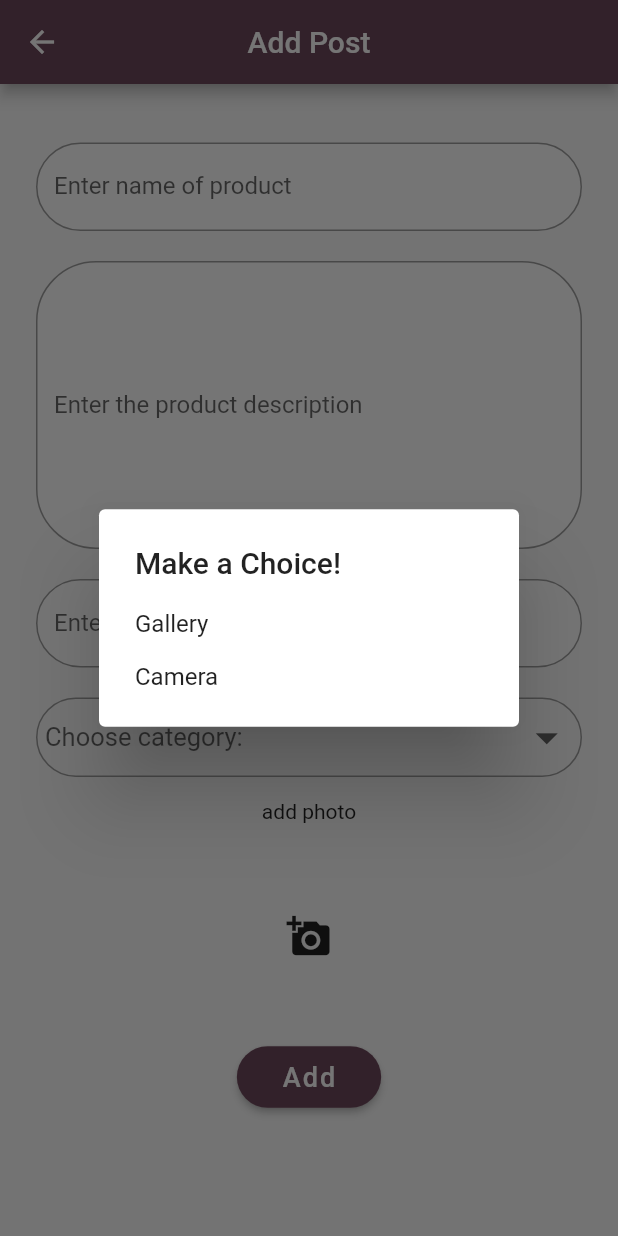
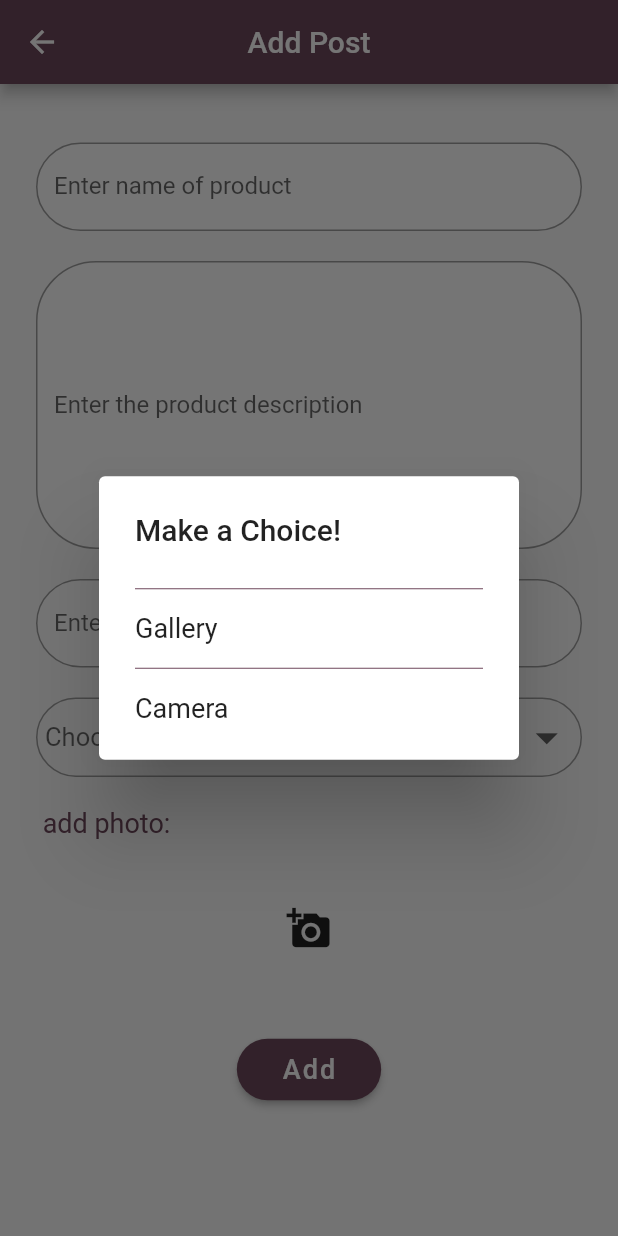
Before and after one commit to suzan9797/helperSN2, a Flutter app: the AddPost screen opened by its route, after a tap on the "add a photo" icon, on a phone screen of 412 x 824 dp. Run offline on Flutter 3.47's test engine with Material 2 defaults, Android fonts, the phone set to English and light mode, and no system bars; our stand-ins replace cloud_firestore, firebase_auth, firebase_core, firebase_storage, flutter_datetime_picker, geolocator and 2 more; missing offline and left inert: geocoder; accounts and stored records are empty; Roboto replaces fonts that are missing (YuseiMagic).

```diff
--- a/lib/Screen/addPost.dart
+++ b/lib/Screen/addPost.dart
@@ -124,15 +124,13 @@ class _AddPostState extends State<AddPost> {
                     );
                   }).toList()),
             ),
-            SizedBox(height: 15),
-            Text('add photo'),
-            // IconButton(
-            //     icon: Icon(Icons.add_a_photo, size: 30),
-            //     onPressed: () {
-            //       _showChoiceDialog(context);
-            //     }),
-            SizedBox(height: 15),
+            SizedBox(height: 20),
             Container(
+                margin: EdgeInsets.only(right: 270),
+                child: Text('add photo:',
+                    style: TextStyle(color: Color(0xff6e475b), fontSize: 18))),
+            Container(
+              //margin: EdgeInsets.only(left: 250),
               //color: Colors.black,
               height: 120,
               width: 120,
@@ -269,15 +267,25 @@ class _AddPostState extends State<AddPost> {
               content: SingleChildScrollView(
                 child: ListBody(
                   children: [
+                    // SizedBox(height: 8),
+                    Divider(
+                      color: Color(0xff6e475b),
+                    ),
+                    SizedBox(height: 8),
                     GestureDetector(
-                      child: Text('Gallery'),
+                      child: Text('Gallery', style: TextStyle(fontSize: 18)),
                       onTap: () {
                         pickerGallery(context);
                       },
                     ),
-                    Padding(padding: EdgeInsets.all(8)),
+                    SizedBox(height: 8),
+                    Divider(
+                      color: Color(0xff6e475b),
+                    ),
+                    SizedBox(height: 8),
+                    //Padding(padding: EdgeInsets.all(8)),
                     GestureDetector(
-                      child: Text('Camera'),
+                      child: Text('Camera', style: TextStyle(fontSize: 18)),
                       onTap: () {
                         pickerCamera(context);
                       },
```
